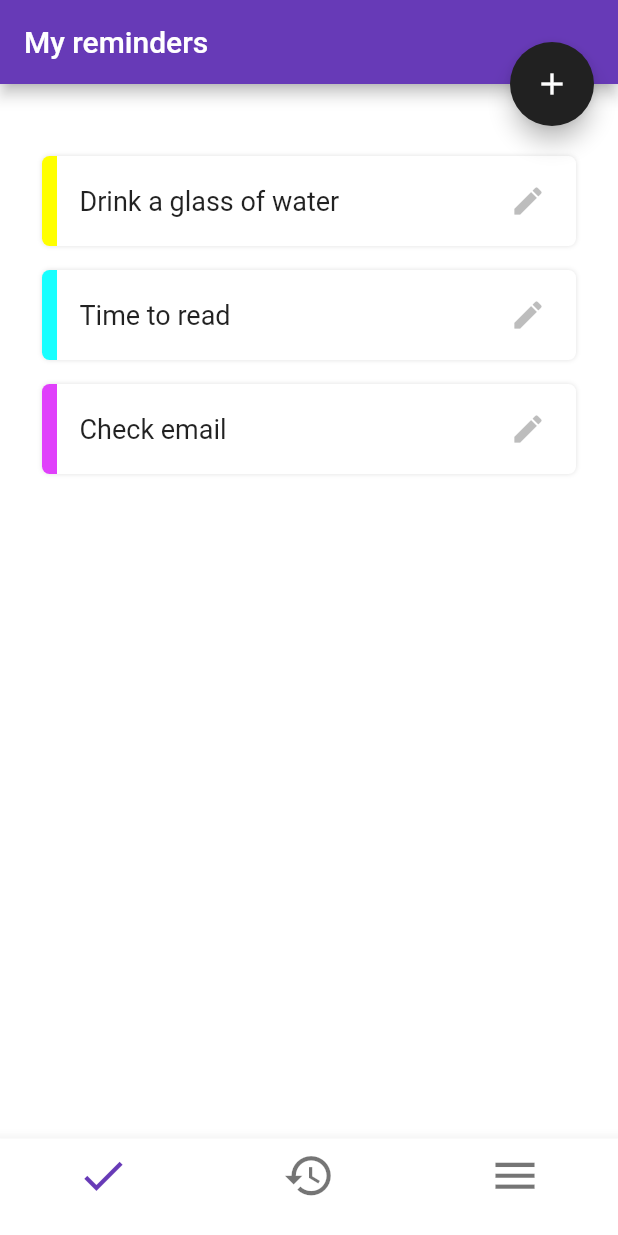
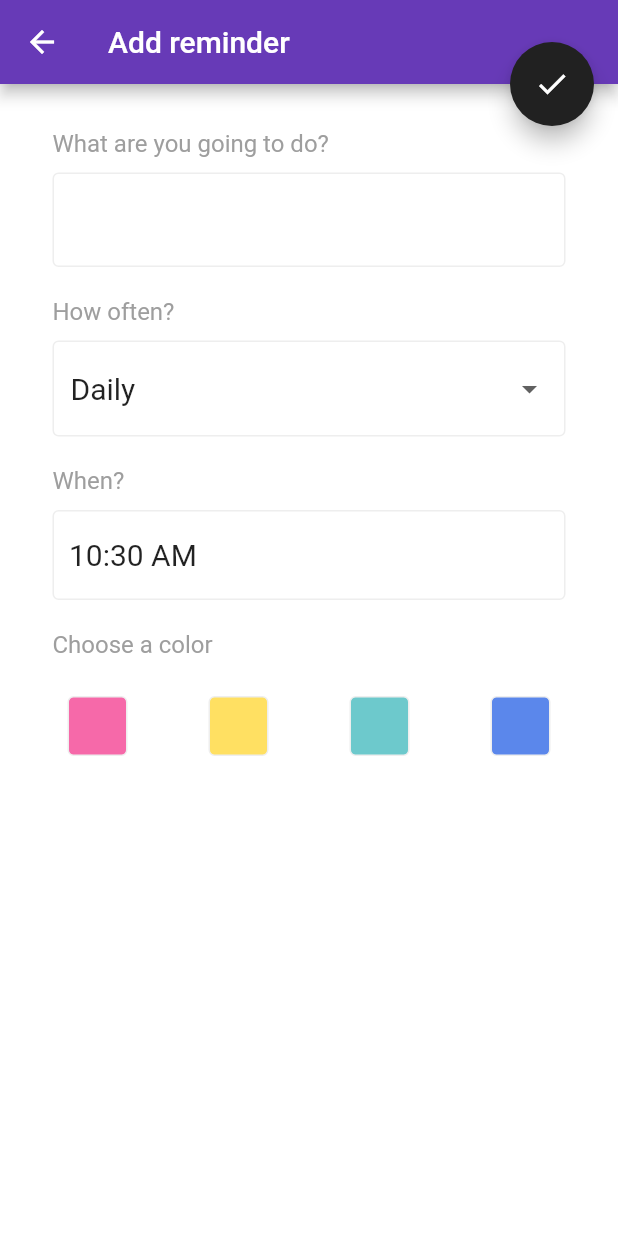
Before and after one commit to pr-Mais/reminders_app, a Flutter app: the screen it shows after launch, after a tap on the "add" icon, on a phone screen of 412 x 824 dp. Run offline on Flutter 3.47's test engine with Material 2 defaults, Android fonts, the phone set to English and light mode, and no system bars; our stand-ins replace sqflite; accounts and stored records are empty.

Commit message:
validation for adding reminders

```diff
--- a/lib/app/app.dart
+++ b/lib/app/app.dart
@@ -1,17 +1,22 @@
 import 'package:flutter/material.dart';
+import 'package:provider/provider.dart';
+import 'package:reminders_app/services/db.dart';
 
 import 'pages/home.dart';
 
 class ReminderApp extends StatelessWidget {
   @override
   Widget build(BuildContext context) {
-    return MaterialApp(
+    return ChangeNotifierProvider<DBHelper>(
+      create: (_) => DBHelper(db: DB()),
+      child: MaterialApp(
         title: 'My Reminder',
         debugShowCheckedModeBanner: false,
         theme: ThemeData(
           canvasColor: Colors.white,
           primarySwatch: Colors.deepPurple,
-        floatingActionButtonTheme: FloatingActionButtonThemeData(backgroundColor: Colors.grey[900]),
+          floatingActionButtonTheme:
+              FloatingActionButtonThemeData(backgroundColor: Colors.grey[900]),
           splashColor: Colors.white12,
           highlightColor: Colors.transparent,
           inputDecorationTheme: InputDecorationTheme(
@@ -24,6 +29,7 @@ class ReminderApp extends StatelessWidget {
           ),
         ),
         home: Home(),
+      ),
     );
   }
 }
--- a/lib/app/pages/home.dart
+++ b/lib/app/pages/home.dart
@@ -1,5 +1,7 @@
 import 'package:flutter/material.dart';
-import 'update_reminder.dart';
+import 'package:provider/provider.dart';
+import 'package:reminders_app/services/db.dart';
+import 'new_reminder.dart';
 import 'tabs/reminders.dart';
 import 'tabs/archive.dart';
 import 'tabs/more.dart';
@@ -21,10 +23,18 @@ class _HomeState extends State<Home> with SingleTickerProviderStateMixin {
     super.initState();
   }
 
+  @override
+  void didChangeDependencies() {
+    final provider =
+        Provider.of<DBHelper>(context, listen: false).getReminders();
+
+    super.didChangeDependencies();
+  }
+
   void _openAddReminderPage() {
     Navigator.of(context).push(
       MaterialPageRoute(
-        builder: (context) => UpdateReminderPage(),
+        builder: (context) => NewReminderPage(),
         fullscreenDialog: true,
       ),
     );
@@ -49,7 +59,6 @@ class _HomeState extends State<Home> with SingleTickerProviderStateMixin {
           MorePage(),
         ],
       ),
-
       bottomNavigationBar: BottomNavigationBar(
         iconSize: 35,
         currentIndex: index,
--- /dev/null
+++ b/lib/app/pages/new_reminder.dart
@@ -0,0 +1,234 @@
+import 'package:flutter/material.dart';
+import 'package:provider/provider.dart';
+import 'package:reminders_app/constant/colors.dart';
+import 'package:reminders_app/model/reminder.dart';
+import 'package:reminders_app/services/db.dart';
+
+class NewReminderPage extends StatefulWidget {
+  NewReminderPage({Key key}) : super(key: key);
+
+  @override
+  _NewReminderPageState createState() => _NewReminderPageState();
+}
+
+class _NewReminderPageState extends State<NewReminderPage> {
+  Reminder reminder = Reminder(
+    content: "",
+    time: DateTime.now(),
+    repeat: Repeat.daily,
+  );
+
+  bool validated = false;
+
+  TextEditingController _controller;
+  @override
+  void initState() {
+    _controller = TextEditingController();
+    super.initState();
+  }
+
+  bool error = false;
+
+  @override
+  void didChangeDependencies() {
+    final reminder = ModalRoute.of(context).settings.arguments;
+    if (reminder != null && reminder is Reminder) {
+      this.reminder = ModalRoute.of(context).settings.arguments;
+      _controller = TextEditingController(text: this.reminder.content);
+    }
+
+    super.didChangeDependencies();
+  }
+
+  void _addReminder() async {
+    final provider = Provider.of<DBHelper>(context, listen: false);
+    if (reminder.content.isNotEmpty) {
+      provider.insert(reminder);
+      Navigator.of(context).pop();
+    } else {
+      setState(() {
+        error = true;
+      });
+    }
+  }
+
+  @override
+  Widget build(BuildContext context) {
+    return Scaffold(
+      appBar: AppBar(
+        title: Text(
+          _controller.text.isEmpty ? "Add reminder" : "Update reminder",
+        ),
+      ),
+      floatingActionButtonLocation: FloatingActionButtonLocation.endTop,
+      floatingActionButton: FloatingActionButton(
+        onPressed: _addReminder,
+        child: Icon(Icons.done),
+      ),
+      body: Padding(
+        padding: const EdgeInsets.symmetric(
+          horizontal: 35.0,
+          vertical: 10.0,
+        ),
+        child: SingleChildScrollView(
+          child: Column(
+            crossAxisAlignment: CrossAxisAlignment.start,
+            children: [
+              SizedBox(height: 20),
+              _inputLabel("What are you going to do?"),
+              SizedBox(height: 10),
+              TextField(
+                controller: _controller,
+                style: TextStyle(fontSize: 20),
+                autocorrect: false,
+                decoration: InputDecoration(
+                  errorText: error ? "*this field cannot be empty!" : null,
+                ),
+                onChanged: (text) {
+                  reminder.content = text;
+                  if (text.isNotEmpty) {
+                    setState(() {
+                      error = false;
+                    });
+                  }
+                },
+              ),
+              SizedBox(height: 20),
+              _inputLabel("How often?"),
+              SizedBox(height: 10),
+              DropdownButtonFormField(
+                decoration: InputDecoration(border: OutlineInputBorder()),
+                value: reminder.repeat,
+                items: [
+                  DropdownMenuItem(
+                    child: Text(
+                      "Daily",
+                      style: TextStyle(
+                        fontSize: 20,
+                      ),
+                    ),
+                    value: Repeat.daily,
+                  ),
+                  DropdownMenuItem(
+                    child: Text(
+                      "Weekly",
+                      style: TextStyle(
+                        fontSize: 20,
+                      ),
+                    ),
+                    value: Repeat.weekly,
+                  ),
+                  DropdownMenuItem(
+                    child: Text(
+                      "Monthly",
+                      style: TextStyle(
+                        fontSize: 20,
+                      ),
+                    ),
+                    value: Repeat.monthly,
+                  ),
+                ],
+                dropdownColor: Colors.grey[100],
+                onChanged: (value) {
+                  setState(() {
+                    reminder.repeat = value;
+                  });
+                },
+                isExpanded: true,
+                elevation: 0,
+                isDense: true,
+              ),
+              SizedBox(height: 20),
+              _inputLabel("When?"),
+              SizedBox(height: 10),
+              Material(
+                child: InkWell(
+                  splashColor: Colors.transparent,
+                  onTap: () async {
+                    final time = await showTimePicker(
+                      context: context,
+                      initialTime: TimeOfDay.fromDateTime(reminder.time),
+                    );
+                    setState(() {
+                      if (time != null) {
+                        reminder.time =
+                            DateTime(0, 0, 0, time.hour, time.minute);
+                      }
+                    });
+                  },
+                  child: Container(
+                    alignment: Alignment.centerLeft,
+                    padding: EdgeInsets.all(10),
+                    decoration: BoxDecoration(
+                      border: Border.all(color: Colors.grey[200]),
+                      borderRadius: BorderRadius.circular(4.0),
+                    ),
+                    height: 60,
+                    width: MediaQuery.of(context).size.width,
+                    child: Text(
+                      "${TimeOfDay.fromDateTime(reminder.time).format(context)}",
+                      style: TextStyle(
+                        fontSize: 20,
+                      ),
+                    ),
+                  ),
+                ),
+              ),
+              SizedBox(height: 20),
+              Text(
+                "Choose a color",
+                style: TextStyle(
+                  fontSize: 16,
+                  color: Colors.grey,
+                ),
+              ),
+              SizedBox(height: 10),
+              Container(
+                alignment: Alignment.centerLeft,
+                padding: EdgeInsets.all(10),
+                height: 70,
+                width: MediaQuery.of(context).size.width,
+                child: Row(
+                  mainAxisAlignment: MainAxisAlignment.spaceBetween,
+                  children: [
+                    for (int color in REMINDER_COLOR) _colorSquare(color)
+                  ],
+                ),
+              ),
+            ],
+          ),
+        ),
+      ),
+    );
+  }
+
+  Widget _colorSquare(int color) {
+    return GestureDetector(
+      onTap: () {
+        setState(() {
+          reminder.color = color;
+        });
+      },
+      child: AnimatedContainer(
+        duration: Duration(milliseconds: 100),
+        decoration: BoxDecoration(
+          border: Border.all(color: Colors.grey[200]),
+          borderRadius: BorderRadius.circular(4.0),
+          color: Color(color),
+        ),
+        height: reminder.color == color ? 50 : 40,
+        width: reminder.color == color ? 50 : 40,
+      ),
+    );
+  }
+
+  Widget _inputLabel(String text) {
+    return Text(
+      "$text",
+      style: TextStyle(
+        fontSize: 16,
+        color: Colors.grey,
+      ),
+    );
+  }
+}
--- a/lib/app/pages/tabs/reminders.dart
+++ b/lib/app/pages/tabs/reminders.dart
@@ -1,7 +1,9 @@
 import 'package:flutter/material.dart';
+import 'package:provider/provider.dart';
+import 'package:reminders_app/app/pages/new_reminder.dart';
 import 'package:reminders_app/components/reminder_list_item.dart';
-import 'package:reminders_app/constant/colors.dart';
 import 'package:reminders_app/model/reminder.dart';
+import 'package:reminders_app/services/db.dart';
 
 class RemindersPage extends StatefulWidget {
   RemindersPage({Key key}) : super(key: key);
@@ -13,6 +15,8 @@ class RemindersPage extends StatefulWidget {
 class _RemindersPageState extends State<RemindersPage> {
   @override
   Widget build(BuildContext context) {
+    final list = Provider.of<DBHelper>(context).reminders ?? [];
+
     return Scaffold(
       appBar: AppBar(
         title: Text(
@@ -21,7 +25,11 @@ class _RemindersPageState extends State<RemindersPage> {
       ),
       floatingActionButtonLocation: FloatingActionButtonLocation.endTop,
       floatingActionButton: FloatingActionButton(
-        onPressed: () {},
+        onPressed: () {
+          Navigator.of(context).push(MaterialPageRoute(
+            builder: (context) => NewReminderPage(),
+          ));
+        },
         child: Icon(Icons.add),
       ),
       body: ListView.builder(
@@ -29,35 +37,14 @@ class _RemindersPageState extends State<RemindersPage> {
           vertical: 40,
           horizontal: 20,
         ),
-        itemCount: modalData.length,
+        itemCount: list.length,
         itemBuilder: (context, index) {
+          if (list.isEmpty) return Container();
           return ReminderListItem(
-            reminder: modalData[index],
+            reminder: list[index],
           );
         },
       ),
     );
   }
 }
-
-// TODO remove this data after making DB service
-List modalData = [
-  Reminder(
-    content: "Drink a glass of water",
-    color: REMINDER_COLOR[0],
-    time: TimeOfDay.now(),
-    repeat: Repeat.daily,
-  ),
-  Reminder(
-    content: "Time to read",
-    color: REMINDER_COLOR[1],
-    time: TimeOfDay.now(),
-    repeat: Repeat.daily,
-  ),
-  Reminder(
-    content: "Check email",
-    color: REMINDER_COLOR[2],
-    time: TimeOfDay.now(),
-    repeat: Repeat.daily,
-  )
-];
--- a/lib/components/reminder_list_item.dart
+++ b/lib/components/reminder_list_item.dart
@@ -1,6 +1,8 @@
 import 'package:flutter/material.dart';
-import 'package:reminders_app/app/pages/update_reminder.dart';
+import 'package:provider/provider.dart';
+import 'package:reminders_app/app/pages/new_reminder.dart';
 import 'package:reminders_app/model/reminder.dart';
+import 'package:reminders_app/services/db.dart';
 
 class ReminderListItem extends StatelessWidget {
   ReminderListItem({
@@ -55,6 +57,10 @@ class ReminderListItem extends StatelessWidget {
       child: Dismissible(
         key: ObjectKey(reminder),
         onDismissed: (direction) {
+          final provider = Provider.of<DBHelper>(context, listen: false);
+          if (direction == DismissDirection.endToStart) {
+            provider.delete(reminder);
+          }
           //TODO implement move reminder to archive
           //TODO also implement delete reminder if moved to other direction
           //moving a reminder to archive will disable its notifications
@@ -106,7 +112,7 @@ class ReminderListItem extends StatelessWidget {
                 children: [
                   Container(
                     decoration: BoxDecoration(
-                      color: reminder.color,
+                      color: Color(reminder.color),
                       borderRadius: BorderRadius.only(
                           bottomLeft: Radius.circular(radius),
                           topLeft: Radius.circular(radius)),
@@ -114,10 +120,29 @@ class ReminderListItem extends StatelessWidget {
                     width: 10.0,
                   ),
                   SizedBox(width: 15),
-                  Text(
-                    reminder.content,
-                    style: TextStyle(fontSize: 18.0),
-                  ),
+                  Column(
+                    mainAxisAlignment: MainAxisAlignment.center,
+                    crossAxisAlignment: CrossAxisAlignment.start,
+                    children: [
+                      Text(
+                        reminder.content,
+                        style: TextStyle(
+                          fontSize: 18.0,
+                          fontWeight: FontWeight.bold,
+                        ),
+                      ),
+                      SizedBox(height: 8),
+                      Row(
+                        children: [
+                          Icon(Icons.timer,
+                              size: 18, color: Color(reminder.color)),
+                          SizedBox(width: 8),
+                          Text(
+                              "${Reminder.repeatToString(reminder.repeat)} at ${TimeOfDay.fromDateTime(reminder.time).format(context)}")
+                        ],
+                      )
+                    ],
+                  )
                 ],
               ),
               Padding(
@@ -134,7 +159,7 @@ class ReminderListItem extends StatelessWidget {
                     onPressed: () {
                       Navigator.of(context).push(
                         MaterialPageRoute(
-                            builder: (context) => UpdateReminderPage(),
+                            builder: (context) => NewReminderPage(),
                             fullscreenDialog: true,
                             settings: RouteSettings(arguments: reminder)),
                       );
--- a/lib/constant/colors.dart
+++ b/lib/constant/colors.dart
@@ -1,10 +1,6 @@
-
- import 'package:flutter/material.dart';
-
-List<Color> REMINDER_COLOR = [
-  Colors.yellowAccent,
-  Colors.cyanAccent,
-  Colors.purpleAccent,
-  Colors.lightGreenAccent,
-  Colors.indigoAccent,
+List<int> REMINDER_COLOR = [
+  0xfff669A9,
+  0xffffe062,
+  0xff6DC9CC,
+  0xff5B87EB,
 ];
--- a/lib/model/reminder.dart
+++ b/lib/model/reminder.dart
@@ -1,17 +1,48 @@
-import 'package:flutter/material.dart';
 
 class Reminder {
-  Color color;
+  int id;
+  int color;
   String content;
-  TimeOfDay time;
+  DateTime time;
   Repeat repeat;
 
   Reminder({
+    this.id,
     this.color,
     this.content,
     this.time,
     this.repeat,
   });
+
+  static repeatToString(Repeat repeat) {
+    switch (repeat) {
+      case Repeat.weekly:
+        return "weekly";
+        break;
+      case Repeat.monthly:
+        return "monthly";
+        break;
+      default:
+        return "daily";
+    }
+  }
+
+  factory Reminder.fromMap(Map<String, dynamic> map) => Reminder(
+      id: map["id"] as int,
+      content: map["content"] as String,
+      time: DateTime.parse(map["time"]),
+      repeat: Repeat.daily,
+      color: map["color"] ?? 0xfff669A9);
+
+  Map<String, dynamic> toMap() {
+    return {
+      "id": id,
+      "content": content,
+      "time": time.toString(),
+      "repeat": repeat.toString(),
+      "color": color
+    };
+  }
 }
 
 enum Repeat {
--- a/lib/services/db.dart
+++ b/lib/services/db.dart
@@ -1,3 +1,86 @@
-class DBService {
-  const DBService ();
+import 'package:flutter/material.dart';
+import 'package:path_provider/path_provider.dart';
+import 'package:reminders_app/model/reminder.dart';
+import 'package:sqflite/sqflite.dart';
+import 'package:sqflite/sqlite_api.dart';
+import 'dart:io';
+import 'package:path/path.dart';
+
+class DB {
+  static Database _db;
+
+  Future<Database> get database async {
+    if (_db == null) _db = await initDB();
+
+    return _db;
+  }
+
+  Future<Database> initDB() async {
+    Directory documentsDirectory = await getApplicationDocumentsDirectory();
+    String path = join(documentsDirectory.path, "reminders.db");
+    return await openDatabase(
+      path,
+      version: 1,
+      onCreate: (db, version) {
+        db.execute("CREATE TABLE reminder ("
+            "id INTEGER PRIMARY KEY,"
+            "content TEXT,"
+            "time DATETIME,"
+            "repeat TEXT,"
+            "color INTEGER"
+            ")");
+      },
+    );
+  }
+
+  Future<List<Reminder>> getData(String table) async {
+    final db = await database;
+
+    final query = await db.query(table, orderBy: "id");
+    final List<Reminder> list = query.map((e) => Reminder.fromMap(e)).toList();
+    return list;
+  }
+
+  Future<void> insert(Reminder reminder, String table) async {
+    final db = await database;
+    await db.insert(table, reminder.toMap());
+  }
+
+  Future<void> delete(Reminder reminder, String table) async {
+    final db = await database;
+    await db.delete(table, where: "id = ?", whereArgs: [reminder.id]);
+  }
 }
+
+class DBHelper with ChangeNotifier {
+  List<Reminder> _reminders = [];
+  final DB db;
+  get reminders => _reminders.reversed.toList();
+
+  DBHelper({this.db});
+
+  Future<void> getReminders() async {
+    if (db != null) {
+      final data = await db.getData("reminder");
+      _reminders.addAll(data);
+      print(_reminders.length);
+      notifyListeners();
+    }
+  }
+
+  void insert(Reminder reminder) {
+    if (db != null) {
+      _reminders.add(reminder);
+      db.insert(reminder, "reminder");
+      notifyListeners();
+    }
+  }
+
+  void delete(Reminder reminder) {
+    if(db != null) {
+      _reminders.remove(reminder);
+      db.delete(reminder, "reminder");
+      notifyListeners();
+    }
+  }
+}
```
Also changed, not shown: lib/app/pages/update_reminder.dart (deleted, +0 -199 lines), pubspec.yaml (+3 -6 lines), pubspec.lock, 6 other files. Lines whose indentation alone changed are shown as unchanged.
